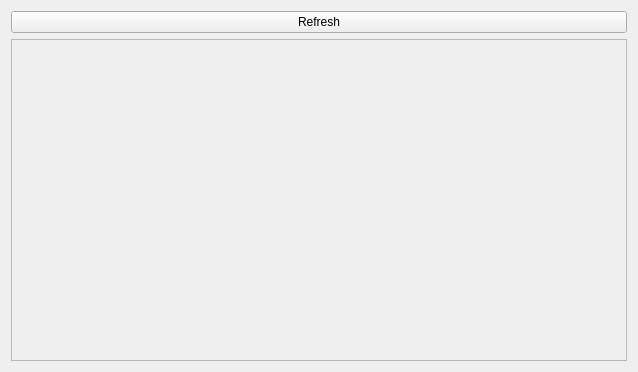
Before: the Qt Designer form src/forms/category_channels.ui in wakeofluna/qlivestream, drawn with Qt 5.
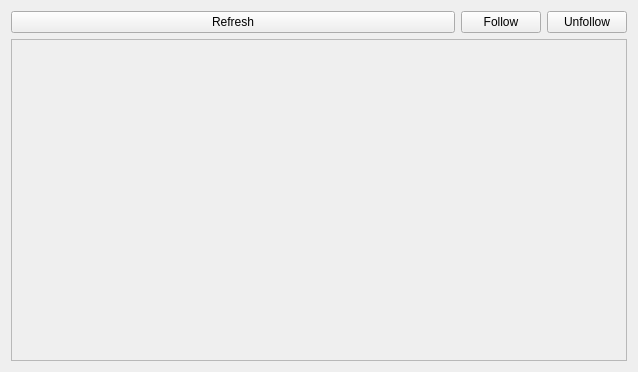
After: the same form once the commit is applied.

Commit message: Button to follow/unfollow categories

Diff of the .ui file:
```diff
--- a/src/forms/category_channels.ui
+++ b/src/forms/category_channels.ui
@@ -15,13 +15,37 @@
   </property>
   <layout class="QVBoxLayout" name="verticalLayout">
    <item>
+    <layout class="QHBoxLayout" name="horizontalLayout">
+     <item>
     <widget class="QPushButton" name="btnRefresh">
+       <property name="sizePolicy">
+        <sizepolicy hsizetype="Minimum" vsizetype="Fixed">
+         <horstretch>1</horstretch>
+         <verstretch>0</verstretch>
+        </sizepolicy>
+       </property>
      <property name="text">
       <string>Refresh</string>
      </property>
     </widget>
    </item>
    <item>
+      <widget class="QPushButton" name="btnFollow">
+       <property name="text">
+        <string>Follow</string>
+       </property>
+      </widget>
+     </item>
+     <item>
+      <widget class="QPushButton" name="btnUnfollow">
+       <property name="text">
+        <string>Unfollow</string>
+       </property>
+      </widget>
+     </item>
+    </layout>
+   </item>
+   <item>
     <widget class="QScrollArea" name="scrArea">
      <property name="widgetResizable">
       <bool>true</bool>
```
Left out of the diff: 2 changed lines with no effect on the pictures. Lines whose indentation alone changed are shown as unchanged. The commit also changes 6 other files.
